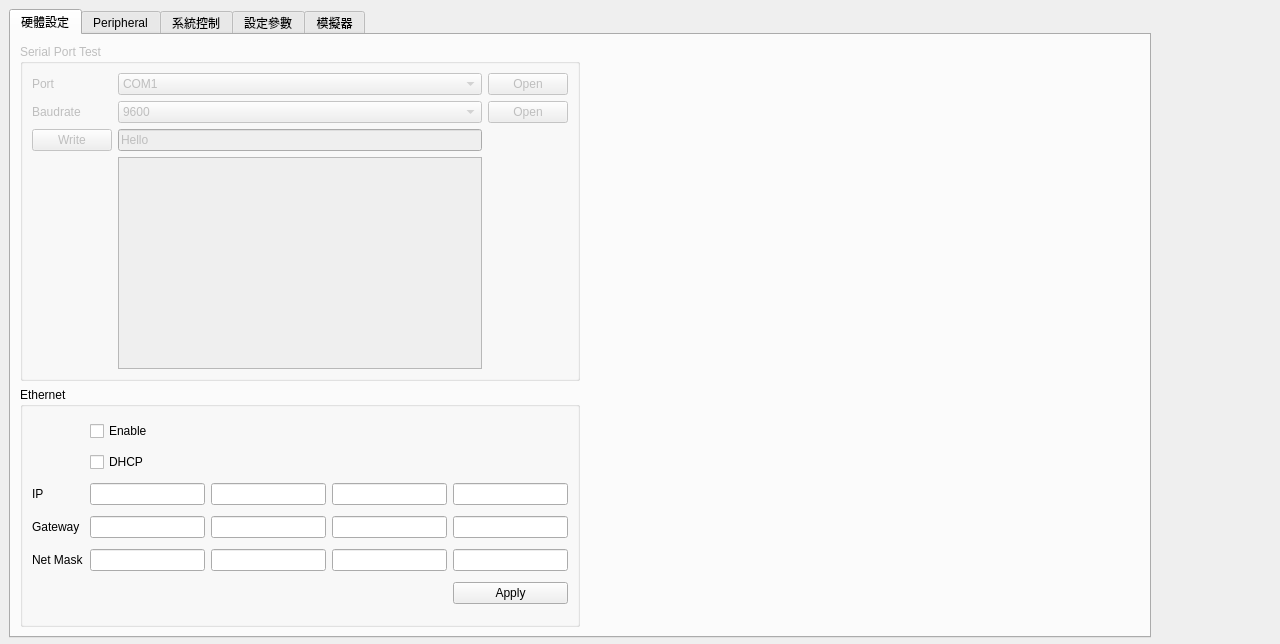
First picture: the form in frmhardwareconfig.ui, repository haoyi-jason/BMS_HY01_old, before the edit.
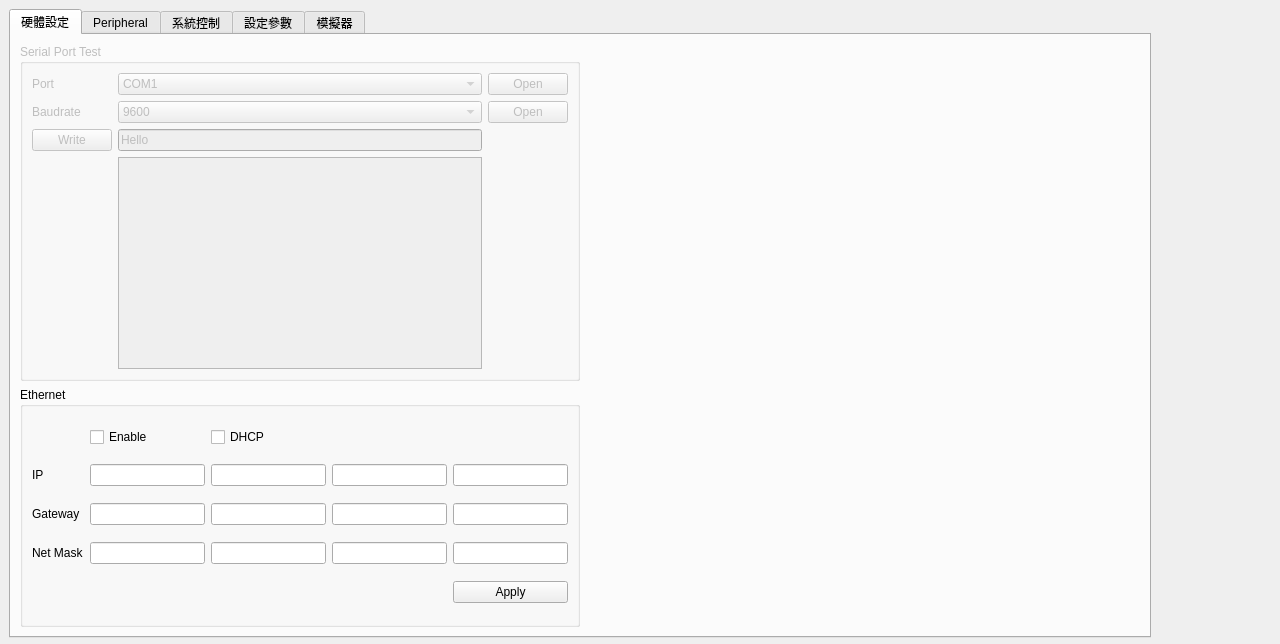
Second picture: the form after the edit. The open tabs and pages were chosen to show the change. Custom widgets are drawn as their Qt base class.

Diff of the .ui file:
```diff
--- a/frmhardwareconfig.ui
+++ b/frmhardwareconfig.ui
@@ -57,56 +57,49 @@
         <string>Ethernet</string>
        </property>
        <layout class="QGridLayout" name="gridLayout_14">
-        <item row="4" column="3">
-         <widget class="FocusEditor" name="le_nm_1">
-          <property name="alignment">
-           <set>Qt::AlignRight|Qt::AlignTrailing|Qt::AlignVCenter</set>
-          </property>
-         </widget>
-        </item>
-        <item row="2" column="4">
-         <widget class="FocusEditor" name="le_ip0">
-          <property name="alignment">
-           <set>Qt::AlignRight|Qt::AlignTrailing|Qt::AlignVCenter</set>
-          </property>
-         </widget>
-        </item>
-        <item row="3" column="1">
-         <widget class="FocusEditor" name="le_gw3">
-          <property name="alignment">
-           <set>Qt::AlignRight|Qt::AlignTrailing|Qt::AlignVCenter</set>
-          </property>
-         </widget>
-        </item>
-        <item row="4" column="2">
-         <widget class="FocusEditor" name="le_nm_2">
-          <property name="alignment">
-           <set>Qt::AlignRight|Qt::AlignTrailing|Qt::AlignVCenter</set>
-          </property>
-         </widget>
-        </item>
-        <item row="4" column="4">
-         <widget class="FocusEditor" name="le_nm_0">
-          <property name="alignment">
-           <set>Qt::AlignRight|Qt::AlignTrailing|Qt::AlignVCenter</set>
-          </property>
-         </widget>
-        </item>
         <item row="5" column="4">
-         <widget class="QPushButton" name="pbApplyNetwork">
+         <widget class="FocusEditor" name="le_nm_0">
+          <property name="alignment">
+           <set>Qt::AlignRight|Qt::AlignTrailing|Qt::AlignVCenter</set>
+          </property>
+         </widget>
+        </item>
+        <item row="0" column="1">
+         <widget class="QCheckBox" name="cbEnableNetwork">
           <property name="text">
-           <string>Apply</string>
+           <string>Enable</string>
           </property>
          </widget>
         </item>
-        <item row="3" column="0">
+        <item row="3" column="4">
+         <widget class="FocusEditor" name="le_ip0">
+          <property name="alignment">
+           <set>Qt::AlignRight|Qt::AlignTrailing|Qt::AlignVCenter</set>
+          </property>
+         </widget>
+        </item>
+        <item row="4" column="0">
          <widget class="QLabel" name="label_21">
           <property name="text">
            <string>Gateway</string>
           </property>
          </widget>
         </item>
-        <item row="3" column="3">
+        <item row="4" column="4">
+         <widget class="FocusEditor" name="le_gw0">
+          <property name="alignment">
+           <set>Qt::AlignRight|Qt::AlignTrailing|Qt::AlignVCenter</set>
+          </property>
+         </widget>
+        </item>
+        <item row="5" column="1">
+         <widget class="FocusEditor" name="le_nm_3">
+          <property name="alignment">
+           <set>Qt::AlignRight|Qt::AlignTrailing|Qt::AlignVCenter</set>
+          </property>
+         </widget>
+        </item>
+        <item row="4" column="3">
          <widget class="FocusEditor" name="le_gw1">
           <property name="alignment">
            <set>Qt::AlignRight|Qt::AlignTrailing|Qt::AlignVCenter</set>
@@ -114,75 +107,82 @@
          </widget>
         </item>
         <item row="3" column="2">
-         <widget class="FocusEditor" name="le_gw2">
-          <property name="alignment">
-           <set>Qt::AlignRight|Qt::AlignTrailing|Qt::AlignVCenter</set>
-          </property>
-         </widget>
-        </item>
-        <item row="2" column="3">
-         <widget class="FocusEditor" name="le_ip1">
-          <property name="alignment">
-           <set>Qt::AlignRight|Qt::AlignTrailing|Qt::AlignVCenter</set>
-          </property>
-         </widget>
-        </item>
-        <item row="2" column="2">
          <widget class="FocusEditor" name="le_ip2">
           <property name="alignment">
            <set>Qt::AlignRight|Qt::AlignTrailing|Qt::AlignVCenter</set>
           </property>
          </widget>
         </item>
-        <item row="3" column="4">
-         <widget class="FocusEditor" name="le_gw0">
+        <item row="3" column="0">
+         <widget class="QLabel" name="label_20">
+          <property name="text">
+           <string>IP</string>
+          </property>
+         </widget>
+        </item>
+        <item row="3" column="3">
+         <widget class="FocusEditor" name="le_ip1">
           <property name="alignment">
            <set>Qt::AlignRight|Qt::AlignTrailing|Qt::AlignVCenter</set>
           </property>
          </widget>
         </item>
-        <item row="2" column="1">
+        <item row="6" column="4">
+         <widget class="QPushButton" name="pbApplyNetwork">
+          <property name="text">
+           <string>Apply</string>
+          </property>
+         </widget>
+        </item>
+        <item row="5" column="2">
+         <widget class="FocusEditor" name="le_nm_2">
+          <property name="alignment">
+           <set>Qt::AlignRight|Qt::AlignTrailing|Qt::AlignVCenter</set>
+          </property>
+         </widget>
+        </item>
+        <item row="4" column="2">
+         <widget class="FocusEditor" name="le_gw2">
+          <property name="alignment">
+           <set>Qt::AlignRight|Qt::AlignTrailing|Qt::AlignVCenter</set>
+          </property>
+         </widget>
+        </item>
+        <item row="3" column="1">
          <widget class="FocusEditor" name="le_ip3">
           <property name="alignment">
            <set>Qt::AlignRight|Qt::AlignTrailing|Qt::AlignVCenter</set>
           </property>
          </widget>
         </item>
-        <item row="4" column="0">
+        <item row="5" column="3">
+         <widget class="FocusEditor" name="le_nm_1">
+          <property name="alignment">
+           <set>Qt::AlignRight|Qt::AlignTrailing|Qt::AlignVCenter</set>
+          </property>
+         </widget>
+        </item>
+        <item row="4" column="1">
+         <widget class="FocusEditor" name="le_gw3">
+          <property name="alignment">
+           <set>Qt::AlignRight|Qt::AlignTrailing|Qt::AlignVCenter</set>
+          </property>
+         </widget>
+        </item>
+        <item row="5" column="0">
          <widget class="QLabel" name="label_22">
           <property name="text">
            <string>Net Mask</string>
           </property>
          </widget>
         </item>
-        <item row="4" column="1">
-         <widget class="FocusEditor" name="le_nm_3">
-          <property name="alignment">
-           <set>Qt::AlignRight|Qt::AlignTrailing|Qt::AlignVCenter</set>
-          </property>
-         </widget>
-        </item>
-        <item row="1" column="1">
+        <item row="0" column="2">
          <widget class="QCheckBox" name="cbDHCP">
           <property name="text">
            <string>DHCP</string>
           </property>
          </widget>
         </item>
-        <item row="2" column="0">
-         <widget class="QLabel" name="label_20">
-          <property name="text">
-           <string>IP</string>
-          </property>
-         </widget>
-        </item>
-        <item row="0" column="1">
-         <widget class="QCheckBox" name="cbEnableNetwork">
-          <property name="text">
-           <string>Enable</string>
-          </property>
-         </widget>
-        </item>
        </layout>
       </widget>
      </item>
```
Left out of the diff: 190 changed lines with no effect on the pictures.
